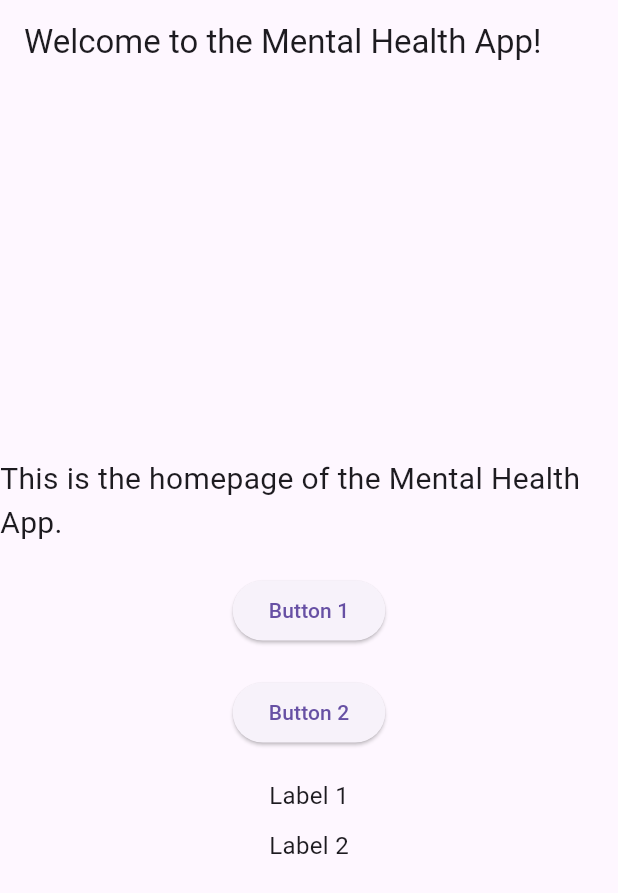
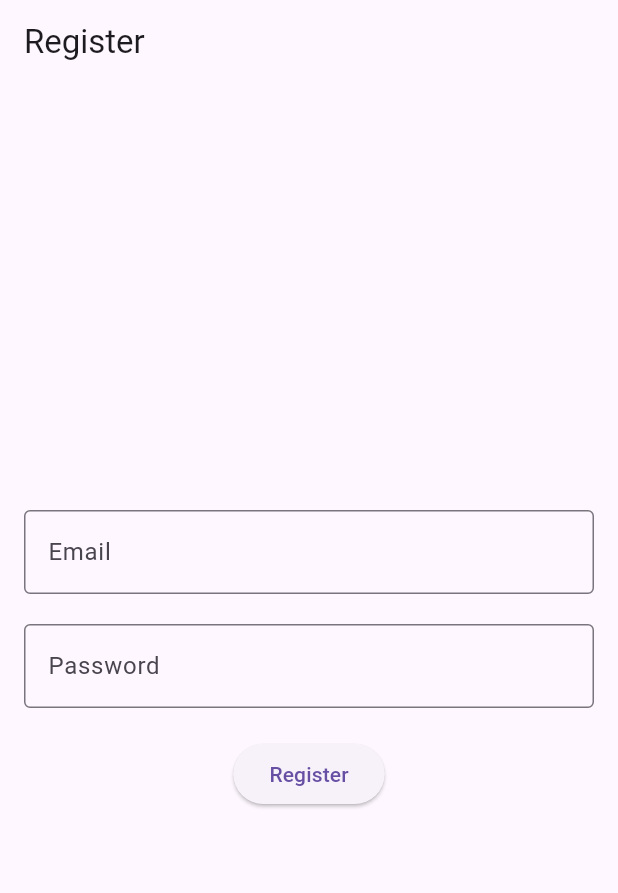
Before and after one commit to sergiu2001/brainwave, a Flutter app: the screen it shows after launch, on a phone screen of 412 x 824 dp. Shown: the top 893 px of the screen. Run offline on Flutter 3.47's test engine with Material 3 defaults, Android fonts, the light colour scheme and no system bars; our stand-ins replace firebase_auth, firebase_core; accounts and stored records are empty.

Commit message:
valpha0.0.2

```diff
--- a/lib/main.dart
+++ b/lib/main.dart
@@ -1,4 +1,7 @@
+import 'package:brainwave/login_page.dart';
+import 'package:brainwave/register_page.dart';
 import 'package:brainwave/firebase_options.dart';
+import 'package:brainwave/welcome_page.dart';
 import 'package:firebase_core/firebase_core.dart';
 import 'package:flutter/material.dart';
 
@@ -14,65 +17,11 @@ Future<void> main() async{
 class MyApp extends StatelessWidget {
   const MyApp({super.key});
 
-  // This widget is the root of your application.
   @override
   Widget build(BuildContext context) {
     return MaterialApp(
-      title: 'Mental Health App',
-      theme: ThemeData(
-        primarySwatch: Colors.blue,
-      ),
-      home: const MyHomePage(title: 'Welcome to the Mental Health App!'),
+      debugShowCheckedModeBanner: false,
+      home: RegisterPage(),
     );
   }
 }
-
-class MyHomePage extends StatelessWidget {
-  const MyHomePage({super.key, required this.title});
-
-  final String title;
-
-  @override
-  Widget build(BuildContext context) {
-    return Scaffold(
-      appBar: AppBar(
-        title: Text(title),
-      ),
-      body: Center(
-        child: Column(
-          mainAxisAlignment: MainAxisAlignment.center,
-          children: <Widget>[
-            const Text(
-              'This is the homepage of the Mental Health App.',
-              style: TextStyle(fontSize: 20),
-            ),
-            const SizedBox(height: 20),
-            ElevatedButton(
-              onPressed: () {
-                // Add your logic here
-              },
-              child: const Text('Button 1'),
-            ),
-            const SizedBox(height: 20),
-            ElevatedButton(
-              onPressed: () {
-                // Add your logic here
-              },
-              child: const Text('Button 2'),
-            ),
-            const SizedBox(height: 20),
-            const Text(
-              'Label 1',
-              style: TextStyle(fontSize: 16),
-            ),
-            const SizedBox(height: 10),
-            Text(
-              'Label 2',
-              style: TextStyle(fontSize: 16),
-            ),
-          ],
-        ),
-      ),
-    );
-  }
-}
--- /dev/null
+++ b/lib/register_page.dart
@@ -0,0 +1,107 @@
+import 'package:flutter/material.dart';
+import 'package:firebase_auth/firebase_auth.dart';
+
+class RegisterPage extends StatefulWidget {
+  const RegisterPage({super.key});
+
+  @override
+  State<RegisterPage> createState() => _RegisterPageState();
+}
+
+class _RegisterPageState extends State<RegisterPage> {
+  final FirebaseAuth _auth = FirebaseAuth.instance;
+  final GlobalKey<FormState> _formKey = GlobalKey<FormState>();
+  TextEditingController _emailController = TextEditingController();
+  TextEditingController _passwordController = TextEditingController();
+
+  String _email = "";
+  String _password = "";
+  void _handleRegister() async {
+    try {
+      UserCredential userCredential =
+          await _auth.createUserWithEmailAndPassword(
+        email: _email,
+        password: _password,
+      );
+      print('User registered: ${userCredential.user!.email}');
+    } on FirebaseAuthException catch (e) {
+      if (e.code == 'weak-password') {
+        print('The password provided is too weak.');
+      } else if (e.code == 'email-already-in-use') {
+        print('The account already exists for that email.');
+      }
+    } catch (e) {
+      print(e);
+    }
+  }
+
+  @override
+  Widget build(BuildContext context) {
+    return Scaffold(
+      appBar: AppBar(
+        title: const Text('Register'),
+      ),
+      body: Center(
+        child: Padding(
+          padding: const EdgeInsets.all(16),
+          child: Form(
+            key: _formKey,
+            child: Column(
+              mainAxisAlignment: MainAxisAlignment.center,
+              children: [
+                TextFormField(
+                  controller: _emailController,
+                  keyboardType: TextInputType.emailAddress,
+                  decoration: const InputDecoration(
+                    border: OutlineInputBorder(),
+                    labelText: 'Email',
+                  ),
+                  validator: (value) {
+                    if (value == null || value.isEmpty) {
+                      return 'Please enter email';
+                    }
+                    return null;
+                  },
+                  onChanged: (value) {
+                    setState(() {
+                      _email = value;
+                    });
+                  },
+                ),
+                const SizedBox(height: 20),
+                TextFormField(
+                  controller: _passwordController,
+                  obscureText: true,
+                  decoration: const InputDecoration(
+                    border: OutlineInputBorder(),
+                    labelText: 'Password',
+                  ),
+                  validator: (value) {
+                    if (value == null || value.isEmpty) {
+                      return 'Please enter password';
+                    }
+                    return null;
+                  },
+                  onChanged: (value) {
+                    setState(() {
+                      _password = value;
+                    });
+                  },
+                ),
+                const SizedBox(height: 20),
+                ElevatedButton(
+                  onPressed: () {
+                    if (_formKey.currentState!.validate()) {
+                      _handleRegister();
+                    }
+                  },
+                  child: const Text('Register'),
+                )
+              ],
+            ),
+          ),
+        ),
+      ),
+    );
+  }
+}
--- a/pubspec.yaml
+++ b/pubspec.yaml
@@ -36,6 +36,8 @@ dependencies:
   # Use with the CupertinoIcons class for iOS style icons.
   cupertino_icons: ^1.0.2
   firebase_core: ^2.27.0
+  firebase_ui_auth: ^1.13.1
+  firebase_auth: ^4.17.8
 
 dev_dependencies:
   flutter_test:
```
Also changed, not shown: lib/login_page.dart (added, +107 -0 lines), lib/welcome_page.dart (added, +40 -0 lines), pubspec.lock, 5 other files.
